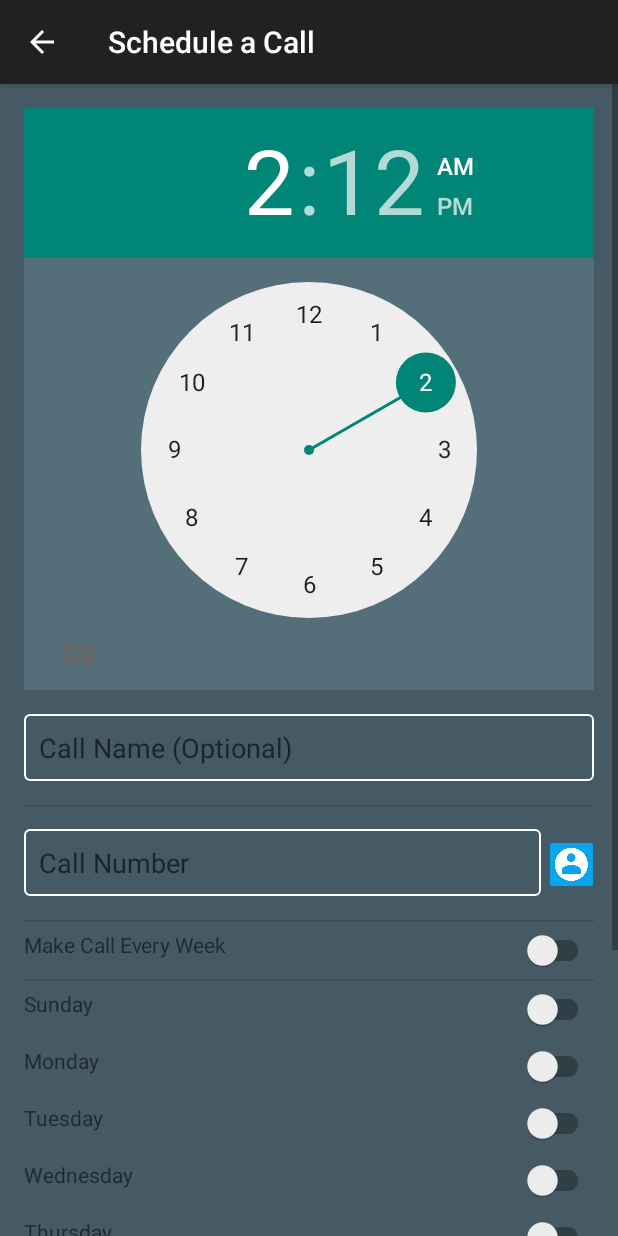
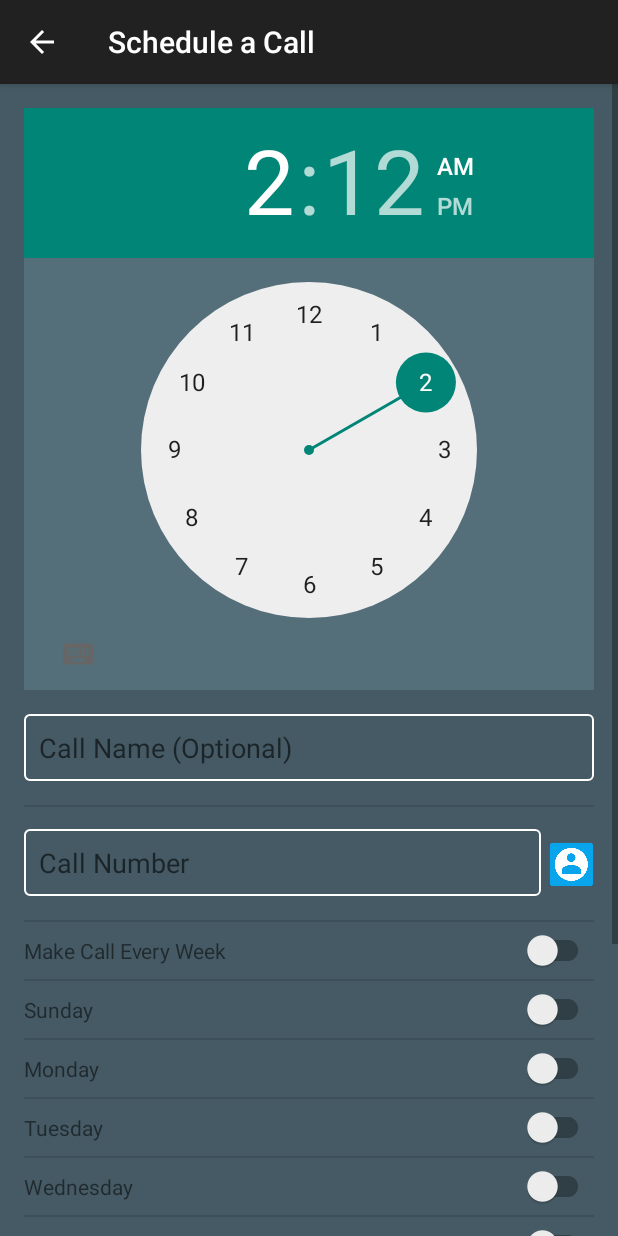
Before and after one commit to asambamo1/Android-Apps, an Android app: the screen it shows after launch (CallDetailsActivity), after a tap on "Schedule Call", on a phone screen of 412 x 824 dp. Run offline under Robolectric (Android 15) with nearby library versions, the phone set to English and light mode, and no system bars; our stand-ins replace ButterKnife; libraries missing offline, so code that uses them is left out: com.rey.material; plain views replace Button, Switch.

Commit message:
Clean up switches widgets

```diff
--- a/autoconfdialer - gitcopy/app/src/main/res/layout/activity_details.xml
+++ b/autoconfdialer - gitcopy/app/src/main/res/layout/activity_details.xml
@@ -85,10 +85,8 @@
                 android:layout_height="wrap_content">
 
                 <TextView
-                    android:text="@string/details_repeat_weekly"
-                    android:layout_width="wrap_content"
-                    android:layout_height="wrap_content"
-                    android:layout_gravity="left"/>
+                    style="@style/switch_text_style"
+                    android:text="@string/details_repeat_weekly" />
 
                 <com.rey.material.widget.Switch
                     style="@style/Material.Widget.Switch"
@@ -119,10 +117,8 @@
                     android:layout_height="wrap_content">
 
                     <TextView
-                        android:text="@string/details_sunday"
-                        android:layout_width="wrap_content"
-                        android:layout_height="wrap_content"
-                        android:layout_gravity="left"/>
+                        style="@style/switch_text_style"
+                        android:text="@string/details_sunday"/>
 
                     <com.rey.material.widget.Switch
                         style="@style/Material.Widget.Switch"
@@ -135,16 +131,16 @@
                         android:checked="false"/>
                 </FrameLayout>
 
+                <View style="@style/Divider" />
+
                 <FrameLayout
                     style="@style/switch_style"
                     android:layout_width="match_parent"
                     android:layout_height="wrap_content">
 
                     <TextView
-                        android:text="@string/details_monday"
-                        android:layout_width="wrap_content"
-                        android:layout_height="wrap_content"
-                        android:layout_gravity="left"/>
+                        style="@style/switch_text_style"
+                        android:text="@string/details_monday"/>
 
                     <com.rey.material.widget.Switch
                         style="@style/Material.Widget.Switch"
@@ -157,16 +153,16 @@
                         android:checked="false"/>
                 </FrameLayout>
 
+                <View style="@style/Divider" />
+
                 <FrameLayout
                     style="@style/switch_style"
                     android:layout_width="match_parent"
                     android:layout_height="wrap_content">
 
                     <TextView
-                        android:text="@string/details_tuesday"
-                        android:layout_width="wrap_content"
-                        android:layout_height="wrap_content"
-                        android:layout_gravity="left"/>
+                        style="@style/switch_text_style"
+                        android:text="@string/details_tuesday"/>
 
                     <com.rey.material.widget.Switch
                         style="@style/Material.Widget.Switch"
@@ -179,16 +175,16 @@
                         android:checked="false"/>
                 </FrameLayout>
 
+                <View style="@style/Divider" />
+
                 <FrameLayout
                     style="@style/switch_style"
                     android:layout_width="match_parent"
                     android:layout_height="wrap_content">
 
                     <TextView
-                        android:text="@string/details_wednesday"
-                        android:layout_width="wrap_content"
-                        android:layout_height="wrap_content"
-                        android:layout_gravity="left"/>
+                        style="@style/switch_text_style"
+                        android:text="@string/details_wednesday"/>
 
                     <com.rey.material.widget.Switch
                         style="@style/Material.Widget.Switch"
@@ -201,16 +197,16 @@
                         android:checked="false"/>
                 </FrameLayout>
 
+                <View style="@style/Divider" />
+
                 <FrameLayout
                     style="@style/switch_style"
                     android:layout_width="match_parent"
                     android:layout_height="wrap_content">
 
                     <TextView
-                        android:text="@string/details_thursday"
-                        android:layout_width="wrap_content"
-                        android:layout_height="wrap_content"
-                        android:layout_gravity="left"/>
+                        style="@style/switch_text_style"
+                        android:text="@string/details_thursday"/>
 
                     <com.rey.material.widget.Switch
                         style="@style/Material.Widget.Switch"
@@ -223,16 +219,16 @@
                         android:checked="false"/>
                 </FrameLayout>
 
+                <View style="@style/Divider" />
+
                 <FrameLayout
                     style="@style/switch_style"
                     android:layout_width="match_parent"
                     android:layout_height="wrap_content">
 
                     <TextView
-                        android:text="@string/details_friday"
-                        android:layout_width="wrap_content"
-                        android:layout_height="wrap_content"
-                        android:layout_gravity="left"/>
+                        style="@style/switch_text_style"
+                        android:text="@string/details_friday"/>
 
                     <com.rey.material.widget.Switch
                         style="@style/Material.Widget.Switch"
@@ -245,16 +241,16 @@
                         android:checked="false"/>
                 </FrameLayout>
 
+                <View style="@style/Divider" />
+
                 <FrameLayout
                     style="@style/switch_style"
                     android:layout_width="match_parent"
                     android:layout_height="wrap_content">
 
                     <TextView
-                        android:text="@string/details_saturday"
-                        android:layout_width="wrap_content"
-                        android:layout_height="wrap_content"
-                        android:layout_gravity="left"/>
+                        style="@style/switch_text_style"
+                        android:text="@string/details_saturday" />
 
                     <com.rey.material.widget.Switch
                         style="@style/Material.Widget.Switch"
--- a/autoconfdialer - gitcopy/app/src/main/res/values/styles.xml
+++ b/autoconfdialer - gitcopy/app/src/main/res/values/styles.xml
@@ -43,4 +43,10 @@
         <item name="android:paddingTop">5dp</item>
         <item name="android:paddingBottom">5dp</item>
     </style>
+
+    <style name="switch_text_style">
+        <item name="android:layout_width">wrap_content</item>
+        <item name="android:layout_height">wrap_content</item>
+        <item name="android:layout_gravity">left|center_vertical</item>
+    </style>
 </resources>
```
